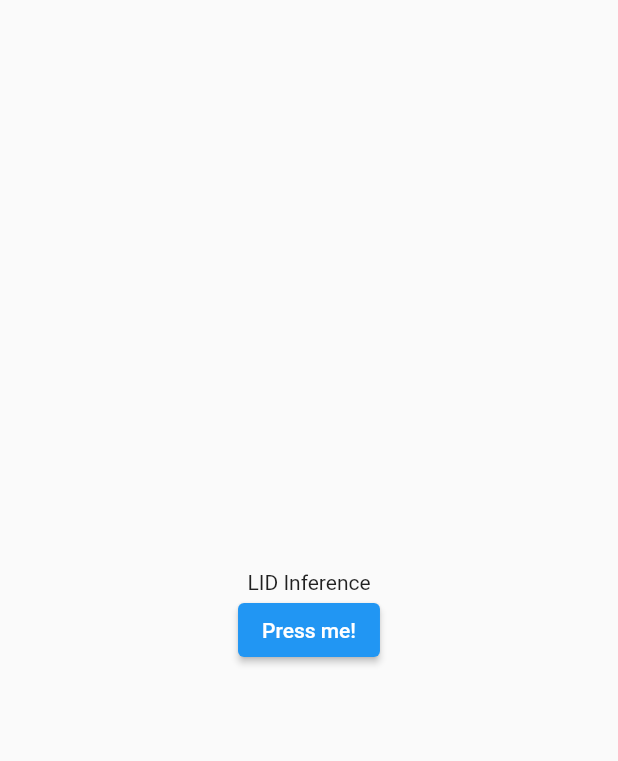
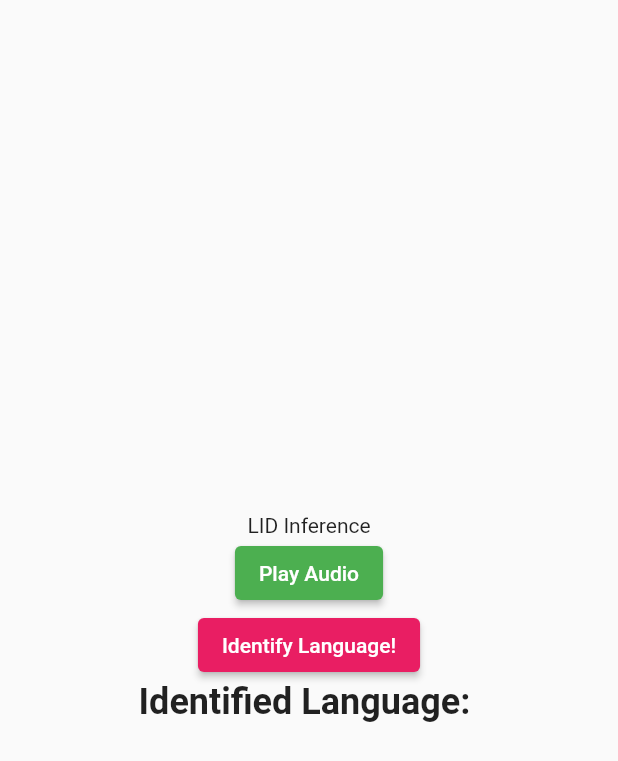
Before and after one commit to jofb/kit301_audio_processing, a Flutter app: the screen it shows after launch, on a phone screen of 412 x 824 dp. Shown: the top 761 px of the screen. Run offline on Flutter 3.47's test engine with Material 2 defaults, Android fonts, the phone set to English and light mode, and no system bars; our stand-ins replace permission_handler; missing offline and left inert: dart:ffi, ffmpeg_kit_flutter_audio, fftea, flutter_sound, ml_linalg, scidart and 2 more.

Commit message:
add extra buttons, change state management

```diff
--- a/lib/main.dart
+++ b/lib/main.dart
@@ -2,6 +2,7 @@ import 'dart:ffi';
 import 'dart:typed_data';
 
 import 'package:flutter/material.dart';
+import 'package:flutter_sound/flutter_sound.dart';
 import 'package:scidart/numdart.dart';
 import 'package:tflite_flutter/tflite_flutter.dart';
 import 'dart:math';
@@ -24,6 +25,31 @@ void main() {
 
 class MainApp extends StatelessWidget {
   const MainApp({super.key});
+
+  @override
+  Widget build(BuildContext context) {
+    return MaterialApp(
+      title: 'LID Inference',
+      home: Scaffold(
+        body: Center(
+          child: languageIdWidget(),
+        ),
+      ),
+    );
+  }
+}
+
+class languageIdWidget extends StatefulWidget {
+  const languageIdWidget({
+    super.key,
+  });
+
+  @override
+  State<languageIdWidget> createState() => _languageIdWidgetState();
+}
+
+class _languageIdWidgetState extends State<languageIdWidget> {
+  String identifiedLanguage = "";
 
   // mel spectrum constants.
   final MEL_BREAK_FREQUENCY_HERTZ = 700.0;
@@ -164,7 +190,7 @@ class MainApp extends StatelessWidget {
     return Matrix.fromList(melWeightsMatrix);
   }
 
-  Future<void> btnListener() async {
+  Future<void> identifyAudio() async {
     /******************* SPECTROGRAM STUFF *******************/
     // the resampled audio is in the assets folder under filtered_audio.wav
 
@@ -181,16 +207,29 @@ class MainApp extends StatelessWidget {
     var frameLength = msFrames(sampleRate, frameLengthMS);
     var frameStep = msFrames(sampleRate, frameStepMS);
 
-    // https: //pub.dev/documentation/fftea/latest/
-
     List<double> audio = [1.0, 2.0, 3.0, 4.0, 5.0, 6.0];
-    List<double> aud = List.filled(512, 1.0);
+    List<double> aud = List.filled(512, 0.00034);
     // (10000) / 160 = num_frames
 
-    // final asset = await rootBundle.load("assets/filtered_audio.wav");
+    // this block reads in the resampled audio from assets, saves it to cache, then reads it as a wav file
+    final asset = await rootBundle.load("assets/filtered_audio.wav");
+    final tempDir = await getTemporaryDirectory();
+    final file = File("${tempDir.path}/mysoundfile.wav");
+    await file.writeAsBytes(asset.buffer.asUint8List());
+
+    final oceanWaves = await Wav.readFile("${tempDir.path}/mysoundfile.wav");
+
+    //final owaves2 = await getPCMData("${tempDir.path}/mysoundfile.wav");
+    //print(owaves2.length);
+    // aud = owaves2;
+    aud = oceanWaves.toMono();
+
+    // now save to cache
+
     // final buffer = asset.buffer;
 
-    // final oceanWaves = await Wav.readFile('assets/filtered_audio.wav');
+    //final oceanWaves = await Wav.readFile('assets/filtered_audio.wav');
+    //print(oceanWaves);
     // print(oceanWaves.format);
 
     /******************* POWER SPECTROGRAM *****/
@@ -233,19 +272,17 @@ class MainApp extends StatelessWidget {
     //final stft = STFT(fftLength, Window.hanning(fftLength));
     var spectrogram = <Float64List>[];
 
+    // clampedAudio =
+    //     clampedAudio.sublist(0, 23441); // > 23440 we start getting infinity
+    // print(clampedAudio[23440]);
+
+    // 23440 - 400 = 23040
+    // 23040 / 160 = 144
+
     customSTFT(clampedAudio, (Float64x2List freq) {
       spectrogram.add(freq.discardConjugates().magnitudes());
     }, frameLength, frameStep, fftLength,
         Window.hanning(frameLength)); //Window.hanning(frameLength)
-
-    // stft.run(aud, (Float64x2List freq) {
-    //   spectrogram.add(freq.discardConjugates().magnitudes());
-    // }, frameStep);
-
-    print(spectrogram[0][100]);
-    // spectrogram[0].forEach((element) {
-    //   print(element);
-    // });
 
     // this is our output for a pow spectrograms
     // TODO fix this, get rid of powspec and rename powpow
@@ -279,25 +316,88 @@ class MainApp extends StatelessWidget {
 
     var specMatrix = Matrix.fromList(powpow);
 
+    // NOT SURE IF THIS IS EQUIVALENT TO A DOT (IM STUPID MATRIX MATH)
     var spectrogramMatrix = specMatrix * melWeights;
+
+    // spectrogram.toList().forEach((element) {
+    //   element.forEach((e) {
+    //     if (e.isInfinite) {
+    //       print("hrewqhoriqw $element");
+    //     }
+    //   });
+    // });
 
     //print("Spectrogram Matrix:  $spectrogramMatrix");
 
+    /******************* LOG SCALE ********************/
+
+    // var mynewmatrix = spectrogramMatrix;
+    var mynewmatrix =
+        spectrogramMatrix.mapElements((element) => log(element + 1e-06));
+
+    // var countedInfinities = 0;
+    // melWeights.forEach((element) {
+    //   for (var i = 0; i < element.length; i++) {
+    //     if (element.toList()[i].isInfinite) {
+    //       countedInfinities++;
+    //     }
+    //   }
+    // });
+    // print("Infinite rows: $countedInfinities");
+
+    // try only using one row of the matrix
+    // var testmatrix = mynewmatrix.toList().sublist(21);
+    // INFINITY ON 21ST ELEMENT
+
+    // TWO PROBLEMS
+    // 1. INPUTS WRONG
+    // 2. MODEL DOESNT LIKE THE INPUT
+
     /******************* MODEL STUFF *******************/
-    // final interpreter = await Interpreter.fromAsset('model.tflite');
-    //
-    // // grab shapes
-    // // TODO figure out resizing
-    // // shape: (num_batch, num_frames, 40)
-    // interpreter.resizeInputTensor(0, [1, 1, 40]);
-    // var inputShape = interpreter.getInputTensor(0).shape;
-    // var outputShape = interpreter.getOutputTensor(0).shape;
-    // // set shapes on dummy data and output tensor
+    final interpreter = await Interpreter.fromAsset('model.tflite');
+    // grab shapes
+    // TODO figure out resizing
+    // shape: (num_batch, num_frames, 40)
+    interpreter.resizeInputTensor(0, [1, mynewmatrix.rows.length, 40]);
+    // interpreter.resizeInputTensor(0, [1, testmatrix.length, 40]);
+    interpreter.allocateTensors();
+    var inputShape = interpreter.getInputTensor(0).shape;
+    var outputShape = interpreter.getOutputTensor(0).shape;
+    // set shapes on dummy data and output tensor
     // var input = List.filled(40, Random().nextDouble()).reshape(inputShape);
-    // var output = List.filled(1*4, 0).reshape(outputShape);
-    // // run interpreter
-    // interpreter.run(input, output);
-    // print(output);
+    // reshape spectrogrammatrix to fit shape (num_frames, 40) -> (1, num_frames, 40)
+    // var input = mynewmatrix.toList().reshape(inputShape);
+    var input = mynewmatrix.toList().reshape(inputShape);
+    var output = List.filled(4, 0).reshape(outputShape);
+    // run interpreter
+    interpreter.run(input, output);
+    print(output);
+
+    var languages = ["Estonian", "Mongolian", "Tamil", "Turkish"];
+    List<double> convertedOutput = output[0] as List<double>;
+
+    var THEONELANG =
+        languages[convertedOutput.indexOf(convertedOutput.reduce(max))];
+    setState(() {
+      identifiedLanguage = THEONELANG;
+    });
+  }
+
+  void playAudio() async {
+    final tempDir = await getTemporaryDirectory();
+
+    final asset = await rootBundle.load("assets/filtered_audio.wav");
+    final file = File("${tempDir.path}/coolfile.wav");
+    await file.writeAsBytes(asset.buffer.asUint8List());
+
+    // open up sound player
+    final audioPlayer = FlutterSoundPlayer();
+    await audioPlayer.openPlayer();
+
+    // load audio file and play
+    await audioPlayer.startPlayer(
+        fromURI: "${tempDir.path}/coolfile.wav",
+        whenFinished: () => audioPlayer.closePlayer());
   }
 
   // adapted from stft.run
@@ -356,8 +456,8 @@ class MainApp extends StatelessWidget {
       // pad our zeroes here instead of before windowing
       customfft.inPlaceFft(chunk);
       Float64x2List hunk = customfft.realFft(chunk2);
-      reportChunk(chunk);
-      //reportChunk(hunk);
+      //reportChunk(chunk);
+      reportChunk(hunk);
       if (i2 >= input.length) {
         break;
       }
@@ -366,20 +466,30 @@ class MainApp extends StatelessWidget {
 
   @override
   Widget build(BuildContext context) {
-    return MaterialApp(
-      title: 'LID Inference',
-      home: Scaffold(
-        body: Center(
-          child: Column(
-            mainAxisAlignment: MainAxisAlignment.center,
-            children: <Widget>[
-              const Text('LID Inference'),
-              ElevatedButton(
-                  onPressed: btnListener, child: const Text('Press me!'))
-            ],
+    return Column(
+      mainAxisAlignment: MainAxisAlignment.center,
+      children: <Widget>[
+        const Text('LID Inference'),
+        ElevatedButton(
+            style: ButtonStyle(
+              backgroundColor: MaterialStatePropertyAll<Color>(Colors.green),
+            ),
+            onPressed: playAudio,
+            child: const Text('Play Audio')),
+        ElevatedButton(
+            style: ButtonStyle(
+              backgroundColor: MaterialStatePropertyAll<Color>(Colors.pink),
+            ),
+            onPressed: identifyAudio,
+            child: const Text('Identify Language!')),
+        Text(
+          "Identified Language: $identifiedLanguage",
+          style: TextStyle(
+            fontSize: 24,
+            fontWeight: FontWeight.bold,
           ),
         ),
-      ),
+      ],
     );
   }
 }
```
Also changed, not shown: 1 other file.
